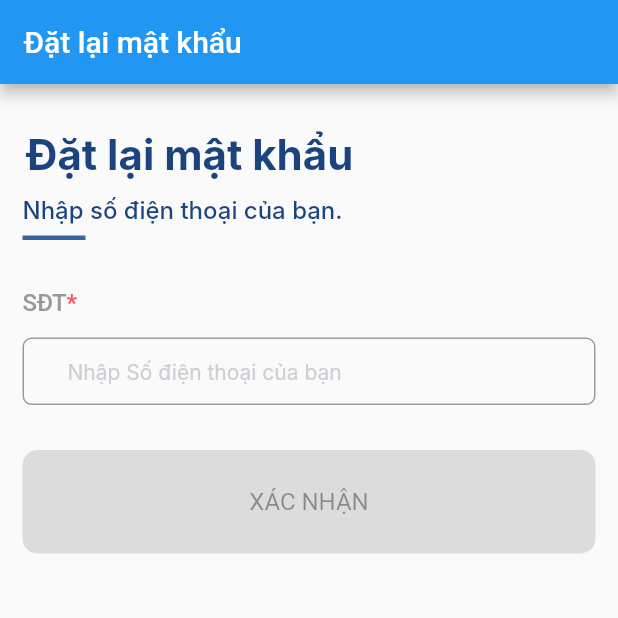
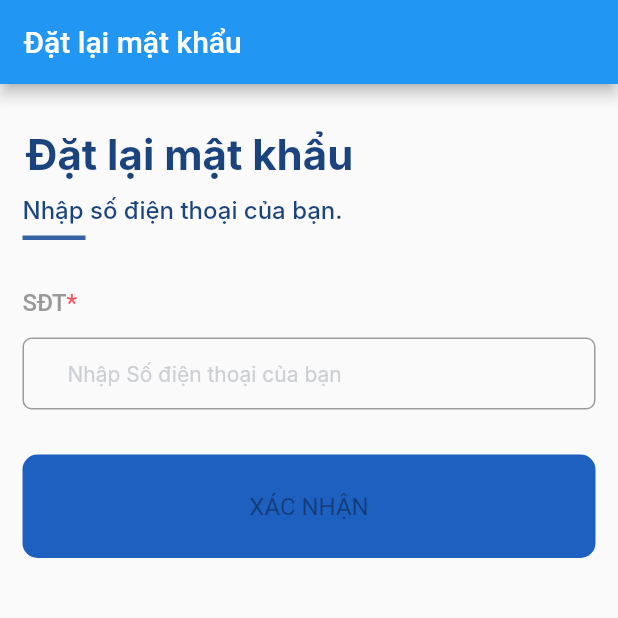
Before and after one commit to MrDao2810/project_finbox, a Flutter app: the screen it shows after launch, on a phone screen of 412 x 824 dp, the top half of it. Run offline on Flutter 3.47's test engine with Material 2 defaults, Android fonts, the phone set to English and light mode, and no system bars; Roboto replaces fonts that are missing (Inter).

Commit message:
Fix error height

```diff
--- a/lib/reset_pass_page.dart
+++ b/lib/reset_pass_page.dart
@@ -32,7 +32,7 @@ class _MyHomePageState extends State<ResetPassPage> {
   final _formKey = GlobalKey<FormState>();
   bool isValid = false;
   // String pattern = r'(^(?:[+0]9)?[0-9]{10,12}$)';
-  RegExp regex = RegExp(r'(^0{1}8{1}[0-9]{10}$)');
+  RegExp regex = RegExp(r'(^0{1}8{1}[0-9]{8}$)');
   @override
   Widget build(BuildContext context) {
     return Scaffold(
@@ -101,7 +101,6 @@ class _MyHomePageState extends State<ResetPassPage> {
                 child: Column(
                   children: [
                     Container(
-                      height: 45,
                       child: TextFormField(
                         onChanged: (text) {
                           if (_formKey.currentState == null ||
@@ -119,28 +118,31 @@ class _MyHomePageState extends State<ResetPassPage> {
                           border: OutlineInputBorder(
                             borderRadius: BorderRadius.circular(6.0),
                           ),
-                          contentPadding: const EdgeInsets.only(
-                              left: 30, top: 18, bottom: 15),
+                          contentPadding:
+                              const EdgeInsets.only(left: 30, top: 18),
                           hintStyle: const TextStyle(
                               color: Color(0xffCCCFD4),
                               fontSize: 14,
                               fontFamily: "Inter"),
                           hintText: 'Nhập Số điện thoại của bạn',
+                          // labelText: 'Number Phone ',
                         ),
                         validator: (value) {
-                          if (value == null || value.isEmpty || !regex.hasMatch(value)) {
+                          if (value == null ||
+                              value.isEmpty ||
+                              !regex.hasMatch(value)) {
                             if (isValid) {
                               setState(() {
                                 isValid = false;
                               });
                             }
-                            return 'Please enter some text';
+                            return 'Please enter number phone';
                           } else {
-                              if (!isValid && regex.hasMatch(value)) {
-                                setState(() {
-                                  isValid = true;
-                                });
-                              }
+                            if (!isValid && regex.hasMatch(value)) {
+                              setState(() {
+                                isValid = true;
+                              });
+                            }
                             return null;
                           }
                         },
@@ -165,16 +167,14 @@ class _MyHomePageState extends State<ResetPassPage> {
                           style: ButtonStyle(
                               shape: MaterialStateProperty.all<
                                       RoundedRectangleBorder>(
-                                  const RoundedRectangleBorder(
-                                borderRadius:
-                                    BorderRadius.all(Radius.circular(10)),
-                              ),),
+                                  RoundedRectangleBorder(
+                                      borderRadius: BorderRadius.circular(10))),
+                              backgroundColor: MaterialStateProperty.all(
+                                  const Color(0xff1E60C0)),
                               padding: MaterialStateProperty.all(
                                   const EdgeInsets.all(25)),
-                              textStyle:
-                                  MaterialStateProperty.all(const TextStyle(
-                                fontSize: 16,
-                              ))),
+                              textStyle: MaterialStateProperty.all(
+                                  const TextStyle(fontSize: 16))),
                           child: const Text('XÁC NHẬN'),
                         ),
                       ),
```
